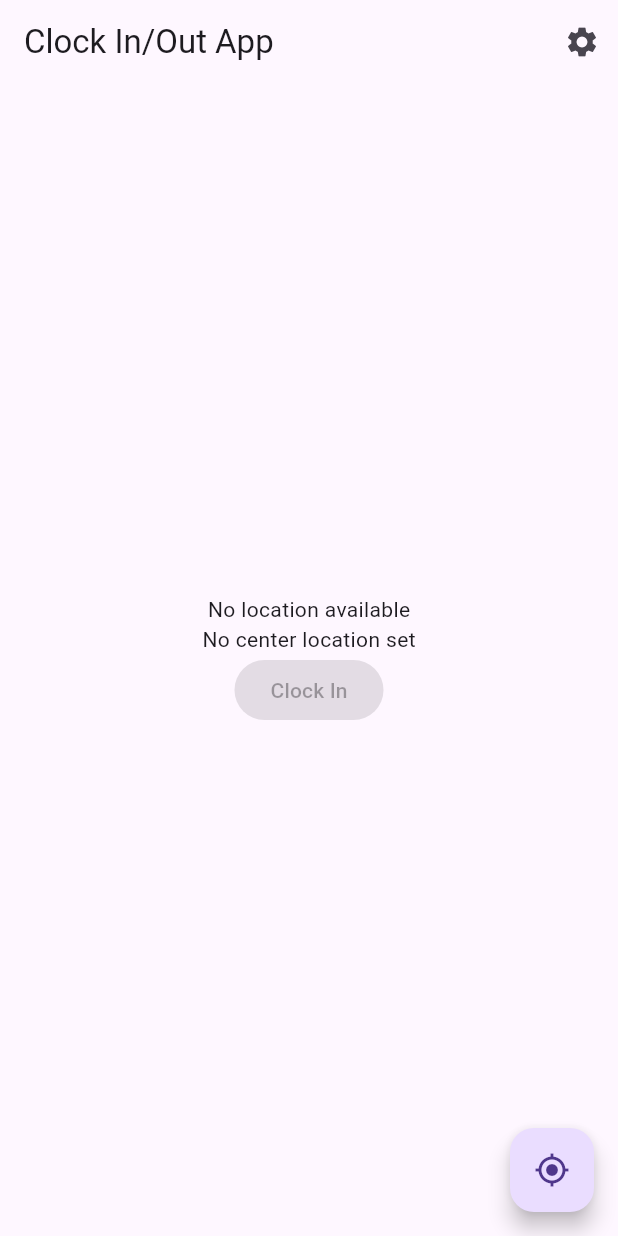
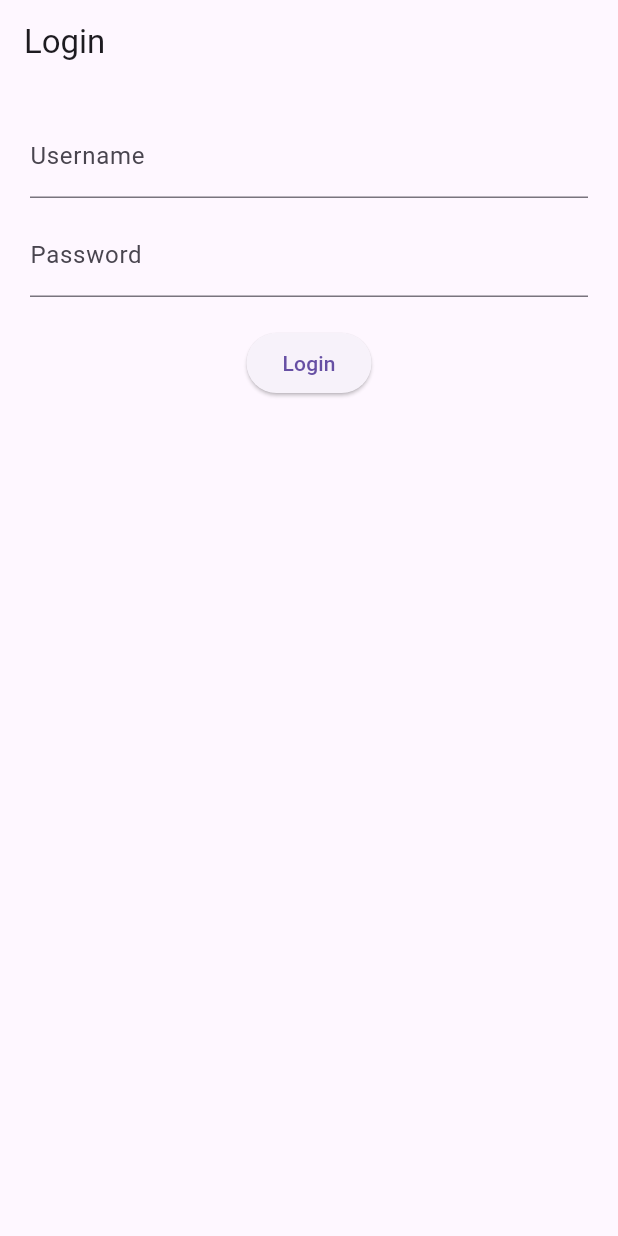
Before and after one commit to TerraBean/attendance_app, a Flutter app: the screen it shows after launch, on a phone screen of 412 x 824 dp. Run offline on Flutter 3.47's test engine with Material 3 defaults, Android fonts, the phone set to English and light mode, and no system bars; our stand-ins replace geolocator.

Commit message:
add login page

```diff
--- a/lib/main.dart
+++ b/lib/main.dart
@@ -1,4 +1,5 @@
 import 'package:attendance_app/screens/home_screen.dart';
+import 'package:attendance_app/screens/login.dart';
 import 'package:attendance_app/services/location_services.dart';
 import 'package:attendance_app/services/radius_service.dart';
 import 'package:flutter/material.dart';
@@ -21,7 +22,7 @@ class MyApp extends StatelessWidget {
         theme: ThemeData(
           primarySwatch: Colors.blue,
         ),
-        home: HomeScreen(),
+        home: LoginPage(),
       ),
     );
   }
--- /dev/null
+++ b/lib/models/user_info.dart
@@ -0,0 +1,47 @@
+
+class User{
+
+  final String gender;
+  final String email;
+  final String phone;
+  final UserName name;
+
+  User({required this.gender, required this.email, required this.phone, required this.name});
+
+  String get fullName{
+    return '${name.title} ${name.first} ${name.last}';
+  }
+
+}
+
+class UserName{
+  final String title;
+  final String first;
+  final String last;
+
+  UserName({required this.title,required this.first,required this.last});
+}
+
+class UserOnline{
+  final String username;
+  final String password;
+
+  UserOnline({required this.username,required this.password});
+}
+
+
+class LoginResponse {
+  final String message;
+  final int? userId;
+  final Map<String, dynamic>? user; // Assuming user object structure
+
+  LoginResponse({required this.message, this.userId, this.user});
+
+  factory LoginResponse.fromJson(Map<String, dynamic> json) {
+    return LoginResponse(
+      message: json['message'],
+      userId: json['userId'],
+      user: json['user'],
+    );
+  }
+}
--- /dev/null
+++ b/lib/screens/login.dart
@@ -0,0 +1,61 @@
+
+import 'package:attendance_app/services/user_api.dart';
+import 'package:flutter/material.dart';
+class LoginPage extends StatefulWidget {
+  const LoginPage({super.key});
+
+  @override
+  State<LoginPage> createState() => _LoginPageState();
+}
+
+class _LoginPageState extends State<LoginPage> {
+  String _username = '';
+  String _password = '';
+  String _loginMessage = '';
+
+  Future<void> _handleLogin() async {
+    try {
+      final loginResponse = await UserApi.loginUser(_username, _password);
+      setState(() {
+        _loginMessage = loginResponse.message;
+      });
+    } on Exception catch (error) {
+      setState(() {
+        _loginMessage = error.toString();
+      });
+    }
+  }
+
+  @override
+  Widget build(BuildContext context) {
+    return Scaffold(
+      appBar: AppBar(
+        title: const Text('Login'),
+      ),
+      body: Padding(
+        padding: const EdgeInsets.all(20.0),
+        child: Column(
+          children: [
+            TextField(
+              decoration: const InputDecoration(labelText: 'Username'),
+              onChanged: (value) => setState(() => _username = value),
+            ),
+            const SizedBox(height: 10.0),
+            TextField(
+              decoration: const InputDecoration(labelText: 'Password'),
+              obscureText: true,
+              onChanged: (value) => setState(() => _password = value),
+            ),
+            const SizedBox(height: 20.0),
+            ElevatedButton(
+              onPressed: _handleLogin,
+              child: const Text('Login'),
+            ),
+            const SizedBox(height: 10.0),
+            Text(_loginMessage),
+          ],
+        ),
+      ),
+    );
+  }
+}
--- a/lib/screens/settings_screen.dart
+++ b/lib/screens/settings_screen.dart
@@ -23,7 +23,7 @@ class SettingsScreen extends StatelessWidget {
                   value: radiusService.radius,
                   min: 5,
                   max: 100,
-                  divisions: 5,
+                  divisions: 10,
                   label: radiusService.radius.round().toString(),
                   onChanged: (double value) {
                     radiusService.setRadius(value);
--- a/pubspec.yaml
+++ b/pubspec.yaml
@@ -10,6 +10,7 @@ dependencies:
   flutter:
     sdk: flutter
   geolocator: ^12.0.0
+  http: ^1.2.1
   permission_handler: ^11.3.1
   provider: ^6.1.2
 
```
Also changed, not shown: lib/services/user_api.dart (added, +47 -0 lines), pubspec.lock.
